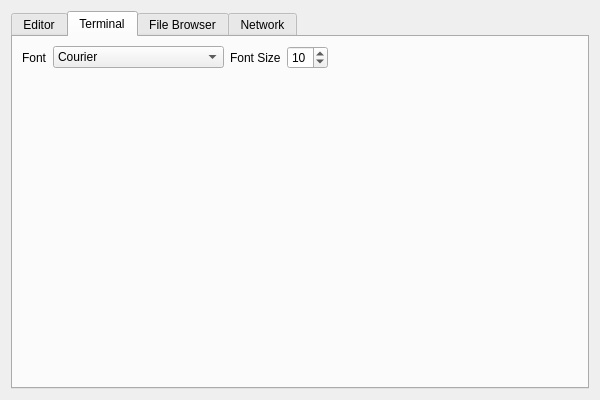
The window that gui/src/settings-dialog.ui (ctaggart/octave) describes before a commit, drawn with Qt 5.
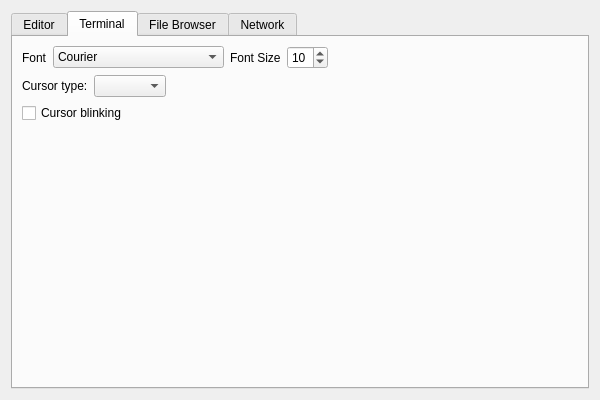
The same window after the commit. The open tabs and pages were chosen to show the change.

Commit message:
Added support for changing the terminal cursor and the cursor blinking.
* main-window.cc: Added code to react on cursor settings changes.
* settings-dialog.cc: Added code to handle new GUI settings elements.
* settings-dialog.ui: Added combo box and checkbox for cursor settings.

branch : gui

```diff
--- a/gui/src/settings-dialog.ui
+++ b/gui/src/settings-dialog.ui
@@ -241,6 +241,57 @@
          </item>
         </layout>
        </item>
+       <item>
+        <layout class="QHBoxLayout" name="horizontalLayout_3">
+         <item>
+          <widget class="QLabel" name="label">
+           <property name="text">
+            <string>Cursor type:</string>
+           </property>
+          </widget>
+         </item>
+         <item>
+          <widget class="QComboBox" name="terminal_cursorType"/>
+         </item>
+         <item>
+          <spacer name="horizontalSpacer">
+           <property name="orientation">
+            <enum>Qt::Horizontal</enum>
+           </property>
+           <property name="sizeHint" stdset="0">
+            <size>
+             <width>40</width>
+             <height>20</height>
+            </size>
+           </property>
+          </spacer>
+         </item>
+        </layout>
+       </item>
+       <item>
+        <layout class="QHBoxLayout" name="horizontalLayout_2">
+         <item>
+          <widget class="QCheckBox" name="terminal_cursorBlinking">
+           <property name="text">
+            <string>Cursor blinking</string>
+           </property>
+          </widget>
+         </item>
+         <item>
+          <spacer name="horizontalSpacer_2">
+           <property name="orientation">
+            <enum>Qt::Horizontal</enum>
+           </property>
+           <property name="sizeHint" stdset="0">
+            <size>
+             <width>40</width>
+             <height>20</height>
+            </size>
+           </property>
+          </spacer>
+         </item>
+        </layout>
+       </item>
        <item>
         <spacer name="verticalSpacer_3">
          <property name="orientation">
```
The commit also changes 2 other files.
